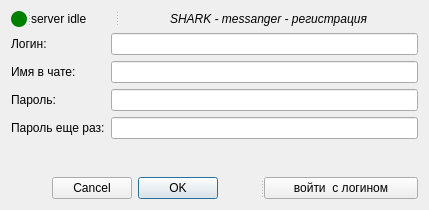
Old version of the form Shark_UI/registerScreen.ui in the repository YanBatytskiy/Shark_3_0_Qt.
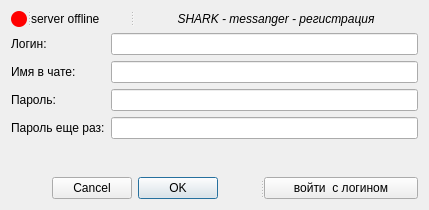
New version of the form.

```diff
--- a/Shark_UI/registerScreen.ui
+++ b/Shark_UI/registerScreen.ui
@@ -39,7 +39,7 @@
        </size>
       </property>
       <property name="styleSheet">
-       <string notr="true">background-color: green;
+       <string notr="true">background-color: red;
 border-radius: 8px;</string>
       </property>
       <property name="text">
@@ -48,7 +48,7 @@
      </widget>
      <widget class="QLabel" name="serverStatusLabel">
       <property name="text">
-       <string>server idle</string>
+       <string>server offline</string>
       </property>
      </widget>
      <widget class="QLabel" name="label">
```
